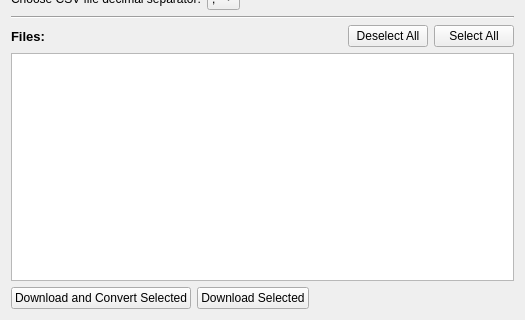
The window that DataLoggerPC/downloaddatasd_dialog.ui (mkowalik/DataLogger_CAN_GPS_2018) describes before a commit, drawn with Qt 5; both pictures show x 0 to 525 and y 200 to 520 of the 525 by 520 pixel window.
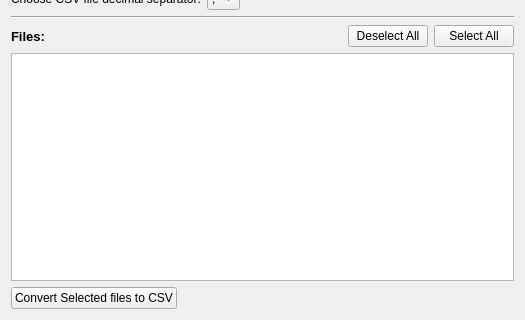
The same window after the commit.

Diff of the .ui file:
```diff
--- a/DataLoggerPC/downloaddatasd_dialog.ui
+++ b/DataLoggerPC/downloaddatasd_dialog.ui
@@ -317,14 +317,7 @@
      <item>
       <widget class="QPushButton" name="downloadAndConvertButton">
        <property name="text">
-        <string>Download and Convert Selected</string>
-       </property>
-      </widget>
-     </item>
-     <item>
-      <widget class="QPushButton" name="downloadSelectedButton">
-       <property name="text">
-        <string>Download Selected</string>
+        <string>Convert Selected files to CSV</string>
        </property>
       </widget>
      </item>
```
Left out of the diff: 2 changed lines with no effect on the pictures.
